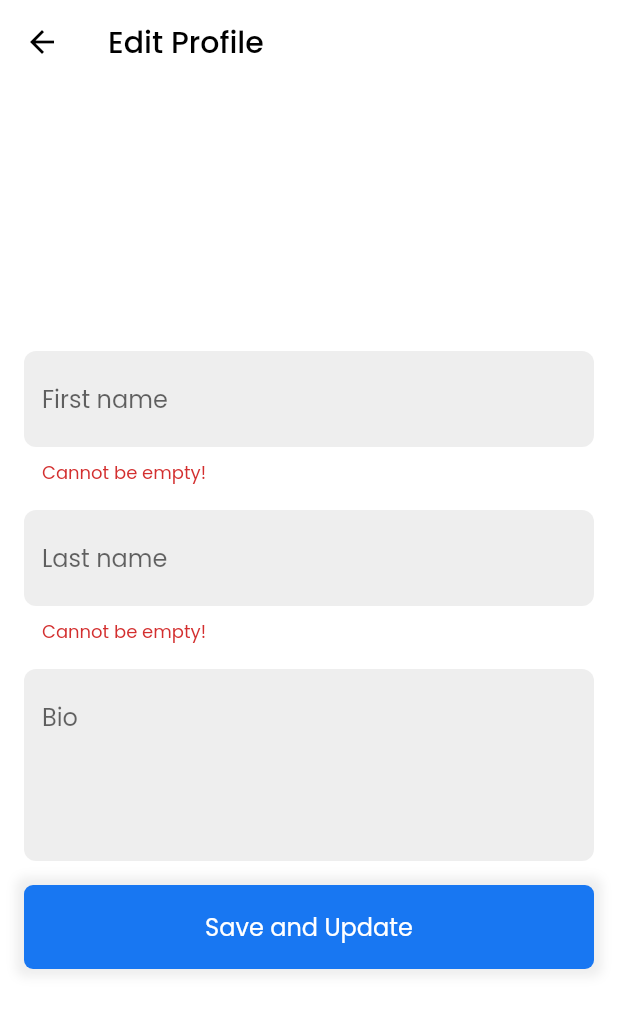
After one commit to ritesh-15/flutter_facebook, a Flutter app: the EditProfilePage screen opened by its route, after a tap on "Save and Update", on a phone screen of 412 x 824 dp. The commit adds this screen. Shown: the top 1013 px of the screen. Run offline on Flutter 3.47's test engine with Material 2 defaults, Android fonts, the phone set to English and light mode, and no system bars; our stand-ins replace cached_network_image, dio, font_awesome_flutter, get, google_fonts, image_picker and 2 more; missing offline and left inert: dart:ffi; accounts and stored records are empty; statements that could not run were skipped.

Commit message:
completed update profile, avatar and cover

```diff
--- /dev/null
+++ b/lib/api/resouce.dart
@@ -0,0 +1,4 @@
+class Resource<T> {
+  T? data;
+  bool isError = false;
+}
--- a/lib/controllers/authentication/login/login_controller.dart
+++ b/lib/controllers/authentication/login/login_controller.dart
@@ -36,9 +36,6 @@ class LoginController extends GetxController {
 
     final result =
         await AuthService.login(LoginRequest(email: email, password: password));
-
-    print("✅✅");
-    print(result);
 
     if (result is LoginResponse) {
       DialogHelper.hideLoading();
--- /dev/null
+++ b/lib/controllers/users/edit_profile_controller.dart
@@ -0,0 +1,44 @@
+import 'package:facebook/controllers/base_controller.dart';
+import 'package:facebook/model/user/user_response.dart';
+import 'package:facebook/services/user/user_service.dart';
+import 'package:facebook/utils/dialog_helper.dart';
+import 'package:facebook/utils/snackbar_helper.dart';
+import 'package:get/get.dart';
+
+class EditProfileController extends GetxController {
+  // first name
+  final RxString _firstName = "".obs;
+  String get firstName => _firstName.value;
+  set firstName(value) => _firstName.value = value;
+
+  // last name
+  final RxString _lastName = "".obs;
+  String get lastName => _lastName.value;
+  set lastName(value) => _lastName.value = value;
+
+  // bio
+  final RxString _bio = "".obs;
+  String get bio => _bio.value;
+  set bio(value) => _bio.value = value;
+
+  Future<void> updateProfile() async {
+    DialogHelper.showLoading();
+
+    final response = await UserService.updateProfile(firstName, lastName, bio);
+
+    DialogHelper.hideLoading();
+
+    if (response is UserResponse) {
+      Get.find<BaseController>().user = response.user!;
+      Get.back();
+      SnackbarHelper.showSnackBar("Yep!", "Profile updated successfully!",
+          isError: false);
+      return;
+    }
+
+    SnackbarHelper.showSnackBar(
+      "Oops!",
+      response,
+    );
+  }
+}
--- a/lib/controllers/users/profile_controller.dart
+++ b/lib/controllers/users/profile_controller.dart
@@ -19,7 +19,7 @@ class ProfileController extends GetxController {
   set coverImageFilePath(String value) => _coverImageFilePath.value = value;
 
   Future<void> uploadAsAvatar() async {
-    print("$avatarImageFilePath");
+    print("$avatarImageFilePath 🚀🚀");
 
     // make api call to upload avatar
     DialogHelper.showLoading(title: "Uploading profile image please wait...");
--- /dev/null
+++ b/lib/pages/edit_profile_page.dart
@@ -0,0 +1,121 @@
+import 'package:facebook/controllers/base_controller.dart';
+import 'package:facebook/controllers/users/edit_profile_controller.dart';
+import 'package:facebook/theme/my_theme.dart';
+import 'package:facebook/utils/snackbar_helper.dart';
+import 'package:facebook/widgets/button.widget.dart';
+import 'package:facebook/widgets/input.widget.dart';
+import 'package:flutter/material.dart';
+import 'package:get/get.dart';
+
+class EditProfilePage extends StatefulWidget {
+  const EditProfilePage({Key? key}) : super(key: key);
+
+  @override
+  State<EditProfilePage> createState() => _EditProfilePageState();
+}
+
+class _EditProfilePageState extends State<EditProfilePage> {
+  final _editProfileController = Get.put(EditProfileController());
+  final _baseController = Get.find<BaseController>();
+
+  final _formKey = GlobalKey<FormState>();
+
+  @override
+  void initState() {
+    super.initState();
+    _editProfileController.firstName = _baseController.user.firstName!;
+    _editProfileController.lastName = _baseController.user.lastName!;
+    _editProfileController.bio = _baseController.user.bio!;
+  }
+
+  @override
+  Widget build(BuildContext context) {
+    return Scaffold(
+      appBar: AppBar(
+        title: const Text(
+          "Edit Profile",
+          style: TextStyle(color: Colors.black),
+        ),
+      ),
+      body: SafeArea(
+        child: Padding(
+          padding: const EdgeInsets.all(16),
+          child: Center(
+            child: ListView(
+              shrinkWrap: true,
+              children: [
+                Column(children: [
+                  Form(
+                      key: _formKey,
+                      child: Column(
+                        children: [
+                          Obx(() => InputWidget(
+                                textInputType: TextInputType.text,
+                                hintText: "First name",
+                                initialValue: _editProfileController.firstName,
+                                onChanged: (value) {
+                                  _editProfileController.firstName = value;
+                                },
+                                validator: (value) {
+                                  if (value == null || value.isEmpty) {
+                                    return "Cannot be empty!";
+                                  }
+
+                                  return null;
+                                },
+                              )),
+                          const SizedBox(
+                            height: 16,
+                          ),
+                          Obx(() => InputWidget(
+                                textInputType: TextInputType.text,
+                                hintText: "Last name",
+                                initialValue: _editProfileController.lastName,
+                                onChanged: (value) {
+                                  _editProfileController.lastName = value;
+                                },
+                                validator: (value) {
+                                  if (value == null || value.isEmpty) {
+                                    return "Cannot be empty!";
+                                  }
+
+                                  return null;
+                                },
+                              )),
+                          const SizedBox(
+                            height: 16,
+                          ),
+                          Obx(() => InputWidget(
+                                textInputType: TextInputType.text,
+                                hintText: "Bio",
+                                initialValue: _editProfileController.bio,
+                                maxLines: 4,
+                                onChanged: (value) {
+                                  _editProfileController.bio = value;
+                                },
+                              )),
+                          const SizedBox(
+                            height: 16,
+                          ),
+                          ButtonWidget(
+                            title: "Save and Update",
+                            onTap: () async {
+                              if (_formKey.currentState!.validate() &&
+                                  !SnackbarHelper.isSnackBarOpen) {
+                                await _editProfileController.updateProfile();
+                              }
+                            },
+                            backgroundColor: MyTheme.primary,
+                            fullWidth: true,
+                          )
+                        ],
+                      ))
+                ])
+              ],
+            ),
+          ),
+        ),
+      ),
+    );
+  }
+}
--- a/lib/routes/navigation_routes.dart
+++ b/lib/routes/navigation_routes.dart
@@ -3,6 +3,7 @@ import 'package:facebook/pages/authentication/forgot_password_page.dart';
 import 'package:facebook/pages/authentication/login_page.dart';
 import 'package:facebook/pages/authentication/register_page.dart';
 import 'package:facebook/pages/authentication/verify_otp_page.dart';
+import 'package:facebook/pages/edit_profile_page.dart';
 import 'package:facebook/pages/home_page.dart';
 import 'package:facebook/pages/profile_page.dart';
 import 'package:facebook/pages/splash_page.dart';
@@ -19,6 +20,7 @@ class NavigationRouter {
   // Home
   static const homeRoute = "/";
   static const profileRoute = "/profile";
+  static const editProfileRoute = "/edit-profile";
 
   // Splash
   static const splashRoute = "/splash";
@@ -32,37 +34,50 @@ class NavigationRouter {
         page: () => const LoginPage(),
         transition: Transition.fade,
         transitionDuration: const Duration(milliseconds: _transitionDuration)),
+
     GetPage(
         name: registerRoute,
         page: () => const RegisterPage(),
         transition: Transition.fade,
         transitionDuration: const Duration(milliseconds: _transitionDuration)),
+
     GetPage(
         name: verifyOtpRoute,
         page: () => const VerifyOtpPage(),
         transition: Transition.rightToLeftWithFade,
         transitionDuration: const Duration(milliseconds: _transitionDuration)),
+
     GetPage(
         name: activateRoute,
         page: () => const ActivatePage(),
         transition: Transition.rightToLeftWithFade,
         transitionDuration: const Duration(milliseconds: _transitionDuration)),
+
     GetPage(
         name: forgotPasswordRoute,
         page: () => const ForgotPasswordPage(),
         transition: Transition.rightToLeftWithFade,
         transitionDuration: const Duration(milliseconds: _transitionDuration)),
+
     // home route
     GetPage(
         name: homeRoute,
         page: () => const HomePage(),
         transition: Transition.fadeIn,
         transitionDuration: const Duration(milliseconds: 500)),
+
     GetPage(
         name: profileRoute,
         page: () => const ProfilePage(),
         transition: Transition.fadeIn,
-        transitionDuration: const Duration(milliseconds: 500)),
+        transitionDuration: const Duration(milliseconds: _transitionDuration)),
+
+    GetPage(
+        name: editProfileRoute,
+        page: () => const EditProfilePage(),
+        transition: Transition.rightToLeftWithFade,
+        transitionDuration: const Duration(milliseconds: _transitionDuration)),
+
     // splash screen route
     GetPage(
         name: splashRoute,
--- a/lib/theme/my_theme.dart
+++ b/lib/theme/my_theme.dart
@@ -8,7 +8,11 @@ class MyTheme {
         fontFamily: fontFamily,
         canvasColor: Colors.white,
         cardColor: Colors.grey[200],
-        brightness: Brightness.light);
+        brightness: Brightness.light,
+        appBarTheme: const AppBarTheme(
+            backgroundColor: Colors.white,
+            elevation: 0,
+            iconTheme: IconThemeData(color: Colors.black)));
   }
 
   static ThemeData darkTheme() {
--- a/lib/widgets/home_page/top_app_bar.dart
+++ b/lib/widgets/home_page/top_app_bar.dart
@@ -103,7 +103,7 @@ class _TopAppBarState extends State<TopAppBar>
               ),
               Tab(
                   icon: Icon(
-                FontAwesomeIcons.solidCircleUser,
+                FontAwesomeIcons.bars,
                 color: _tabController?.index == 5
                     ? MyTheme.primary
                     : MyTheme.iconColor,
--- a/lib/widgets/input.widget.dart
+++ b/lib/widgets/input.widget.dart
@@ -10,6 +10,7 @@ class InputWidget extends StatelessWidget {
   final bool obscureText;
   final void Function(String)? onChanged;
   final int maxLines;
+  final String initialValue;
 
   const InputWidget(
       {Key? key,
@@ -20,7 +21,8 @@ class InputWidget extends StatelessWidget {
       this.obscureText = false,
       this.onChanged,
       this.maxLines = 1,
-      this.onSuffixIconClick})
+      this.onSuffixIconClick,
+      this.initialValue = ""})
       : super(key: key);
 
   @override
@@ -58,6 +60,7 @@ class InputWidget extends StatelessWidget {
       validator: validator,
       onChanged: onChanged,
       obscureText: obscureText,
+      initialValue: initialValue,
     );
   }
 }
--- a/lib/widgets/tabs/profile_tab.dart
+++ b/lib/widgets/tabs/profile_tab.dart
@@ -107,6 +107,7 @@ class _ProfileTabUserDetails extends StatelessWidget {
                   "${_baseController.user.firstName} ${_baseController.user.lastName}",
                   style: const TextStyle(
                       fontWeight: FontWeight.bold, fontSize: 16),
+                  overflow: TextOverflow.ellipsis,
                 ),
                 const Text("See your profile")
               ],
--- a/pubspec.yaml
+++ b/pubspec.yaml
@@ -41,6 +41,7 @@ dependencies:
   image_picker: ^0.8.5+3
   dio: ^4.0.6
   json_serializable: ^6.3.1
+  http_parser: ^4.0.1
 
 dev_dependencies:
   flutter_test:
```
Also changed, not shown: lib/api/retry_interceptoros.dart (+14 -6 lines), lib/controllers/base_controller.dart (+4 -6 lines), lib/pages/profile_page.dart (+62 -16 lines), lib/services/auth/auth_service.dart (+12 -11 lines), lib/services/user/user_service.dart (+51 -14 lines), lib/utils/handle_api_error.dart (+9 -2 lines), pubspec.lock.
